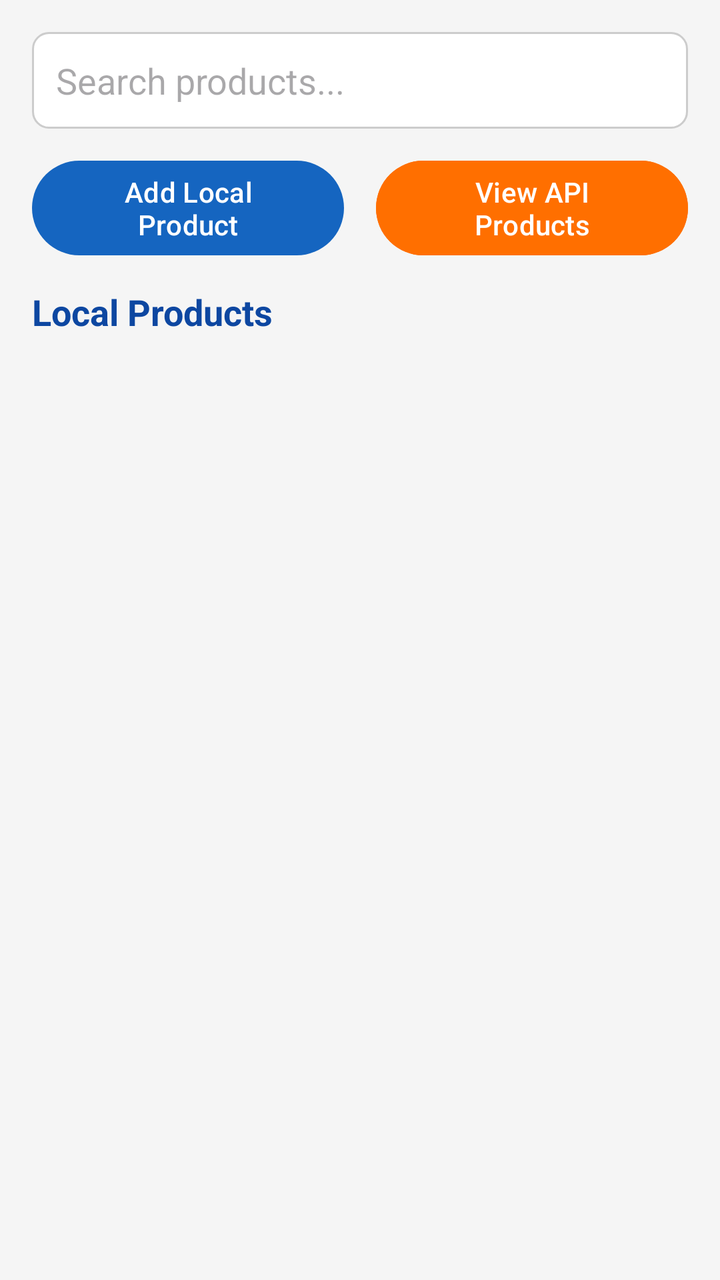
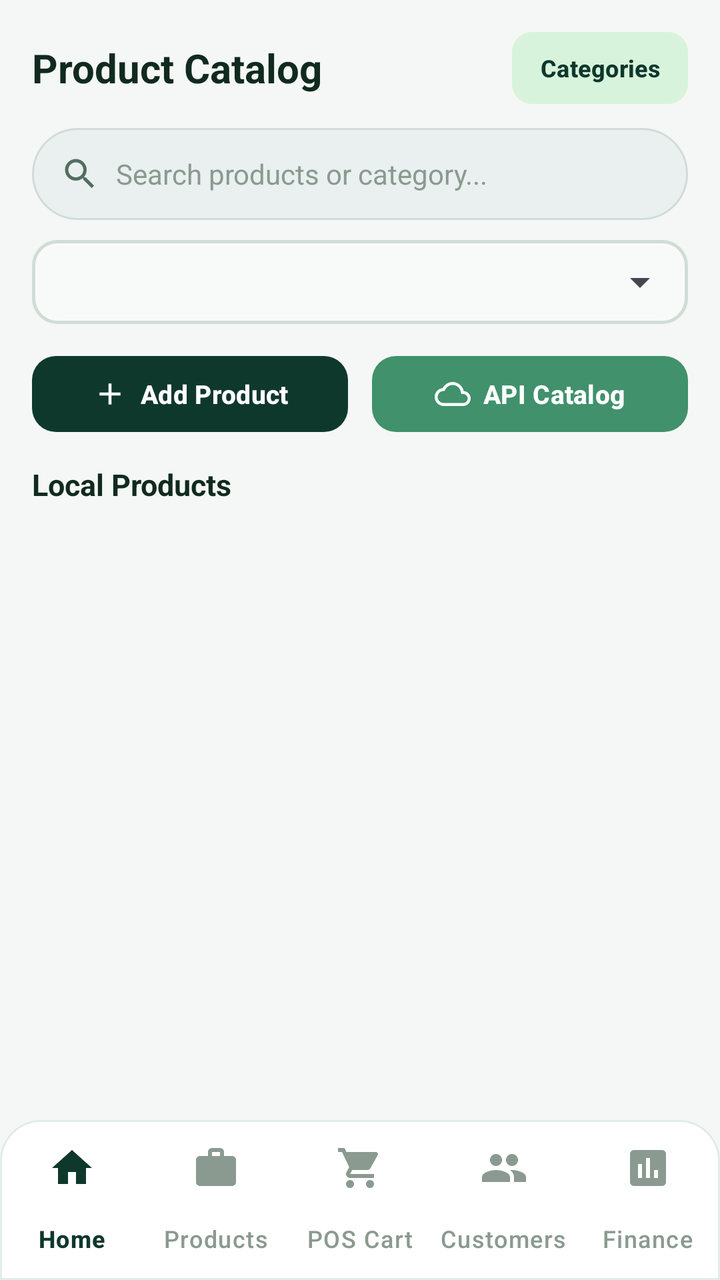

Before-and-after screenshots of an Android layout around one commit, followed by the original layout XML and the change that was made.
<!-- AndroidManifest.xml: application theme Theme.SmartShopManager -->
<!-- res/layout/activity_product.xml -->
<?xml version="1.0" encoding="utf-8"?>
<LinearLayout xmlns:android="http://schemas.android.com/apk/res/android"
    android:layout_width="match_parent"
    android:layout_height="match_parent"
    android:orientation="vertical"
    android:padding="16dp"
    android:background="@color/background">

    
    <EditText
        android:id="@+id/etSearchProduct"
        android:layout_width="match_parent"
        android:layout_height="wrap_content"
        android:hint="Search products..."
        android:inputType="text"
        android:padding="12dp"
        android:background="@drawable/edit_text_bg"
        android:layout_marginBottom="12dp" />

    
    <LinearLayout
        android:layout_width="match_parent"
        android:layout_height="wrap_content"
        android:orientation="horizontal"
        android:layout_marginBottom="12dp">

        <Button
            android:id="@+id/btnAddProduct"
            android:layout_width="0dp"
            android:layout_height="wrap_content"
            android:layout_weight="1"
            android:text="Add Local Product"
            android:layout_marginEnd="8dp" />

        <Button
            android:id="@+id/btnFetchApi"
            android:layout_width="0dp"
            android:layout_height="wrap_content"
            android:layout_weight="1"
            android:text="View API Products"
            android:backgroundTint="@color/accent"
            android:layout_marginStart="8dp" />
    </LinearLayout>

    <TextView
        android:id="@+id/tvSectionTitle"
        android:layout_width="match_parent"
        android:layout_height="wrap_content"
        android:text="Local Products"
        android:textSize="18sp"
        android:textStyle="bold"
        android:textColor="@color/primary_dark"
        android:layout_marginBottom="8dp" />

    <androidx.recyclerview.widget.RecyclerView
        android:id="@+id/recyclerViewProducts"
        android:layout_width="match_parent"
        android:layout_height="match_parent" />

</LinearLayout>
<!-- resources referenced by this layout -->
<resources>
  <color name="accent">#FF6F00</color>
  <color name="background">#F5F5F5</color>
  <color name="primary_dark">#0D47A1</color>
  <!-- drawable edit_text_bg (drawable) -->
  <?xml version="1.0" encoding="utf-8"?>
  <shape xmlns:android="http://schemas.android.com/apk/res/android"
      android:shape="rectangle">
      <solid android:color="@color/card_background" />
      <stroke android:width="1dp" android:color="#CCCCCC" />
      <corners android:radius="8dp" />
  </shape>
  <style name="Theme.SmartShopManager" parent="Theme.Material3.DayNight.NoActionBar">
          <item name="colorPrimary">@color/primary</item>
          <item name="colorPrimaryDark">@color/primary_dark</item>
          <item name="colorSecondary">@color/accent</item>
          <item name="android:windowBackground">@color/background</item>
      </style>
  <color name="primary">#1565C0</color>
  <!-- unchanged entries left out for length: 1 -->
</resources>

<!-- the commit's change to res/layout/activity_product.xml (unified diff, before → after) -->
@@ -1,60 +1,181 @@
 <?xml version="1.0" encoding="utf-8"?>
 <LinearLayout xmlns:android="http://schemas.android.com/apk/res/android"
+    xmlns:app="http://schemas.android.com/apk/res-auto"
     android:layout_width="match_parent"
     android:layout_height="match_parent"
-    android:orientation="vertical"
-    android:padding="16dp"
-    android:background="@color/background">
+    android:background="@color/background"
+    android:orientation="vertical">
 
-    
-    <EditText
-        android:id="@+id/etSearchProduct"
-        android:layout_width="match_parent"
-        android:layout_height="wrap_content"
-        android:hint="Search products..."
-        android:inputType="text"
-        android:padding="12dp"
-        android:background="@drawable/edit_text_bg"
-        android:layout_marginBottom="12dp" />
-
-    
     <LinearLayout
         android:layout_width="match_parent"
-        android:layout_height="wrap_content"
-        android:orientation="horizontal"
-        android:layout_marginBottom="12dp">
+        android:layout_height="0dp"
+        android:layout_weight="1"
+        android:orientation="vertical"
+        android:padding="16dp">
 
-        <Button
-            android:id="@+id/btnAddProduct"
-            android:layout_width="0dp"
+        
+        <LinearLayout
+            android:layout_width="match_parent"
             android:layout_height="wrap_content"
+            android:layout_marginBottom="12dp"
+            android:gravity="center_vertical"
+            android:orientation="horizontal">
+
+            <TextView
+                android:layout_width="0dp"
+                android:layout_height="wrap_content"
+                android:layout_weight="1"
+                android:text="Product Catalog"
+                android:textColor="@color/text_primary"
+                android:textSize="20sp"
+                android:textStyle="bold" />
+
+            <com.google.android.material.button.MaterialButton
+                android:id="@+id/btnManageCategories"
+                style="@style/Widget.Material3.Button.TonalButton"
+                android:layout_width="wrap_content"
+                android:layout_height="36dp"
+                android:insetTop="0dp"
+                android:insetBottom="0dp"
+                android:minHeight="0dp"
+                android:paddingHorizontal="12dp"
+                android:text="Categories"
+                android:textColor="@color/primary"
+                android:textSize="12sp"
+                android:textStyle="bold"
+                app:backgroundTint="@color/mint_badge"
+                app:cornerRadius="10dp" />
+        </LinearLayout>
+
+        
+        <RelativeLayout
+            android:layout_width="match_parent"
+            android:layout_height="46dp"
+            android:layout_marginBottom="10dp">
+
+            <EditText
+                android:id="@+id/etSearchProduct"
+                android:layout_width="match_parent"
+                android:layout_height="match_parent"
+                android:background="@drawable/search_bar_bg"
+                android:hint="Search products or category..."
+                android:inputType="text"
+                android:paddingStart="42dp"
+                android:paddingEnd="16dp"
+                android:textColor="@color/text_primary"
+                android:textColorHint="@color/text_muted"
+                android:textSize="14sp" />
+
+            <ImageView
+                android:layout_width="20dp"
+                android:layout_height="20dp"
+                android:layout_alignParentStart="true"
+                android:layout_centerVertical="true"
+                android:layout_marginStart="14dp"
+                android:contentDescription="Search"
+                android:src="@drawable/ic_search" />
+        </RelativeLayout>
+
+        
+        <FrameLayout
+            android:id="@+id/layoutCategoryFilter"
+            android:layout_width="match_parent"
+            android:layout_height="42dp"
+            android:layout_marginBottom="12dp"
+            android:background="@drawable/edit_text_bg">
+
+            <Spinner
+                android:id="@+id/spinnerFilterCategory"
+                android:layout_width="match_parent"
+                android:layout_height="match_parent"
+                android:paddingHorizontal="10dp" />
+        </FrameLayout>
+
+        
+        <LinearLayout
+            android:id="@+id/layoutProductActions"
+            android:layout_width="match_parent"
+            android:layout_height="wrap_content"
+            android:layout_marginBottom="12dp"
+            android:orientation="horizontal">
+
+            <com.google.android.material.button.MaterialButton
+                android:id="@+id/btnAddProduct"
+                android:layout_width="0dp"
+                android:layout_height="46dp"
+                android:layout_marginEnd="6dp"
+                android:layout_weight="1"
+                android:text="Add Product"
+                android:textSize="13sp"
+                android:textStyle="bold"
+                app:backgroundTint="@color/primary"
+                app:cornerRadius="12dp"
+                app:icon="@drawable/ic_add"
+                app:iconGravity="textStart"
+                app:iconPadding="6dp"
+                app:iconTint="@color/white" />
+
+            <com.google.android.material.button.MaterialButton
+                android:id="@+id/btnFetchApi"
+                android:layout_width="0dp"
+                android:layout_height="46dp"
+                android:layout_marginStart="6dp"
+                android:layout_weight="1"
+                android:text="API Catalog"
+                android:textSize="13sp"
+                android:textStyle="bold"
+                app:backgroundTint="@color/accent"
+                app:cornerRadius="12dp"
+                app:icon="@drawable/ic_api"
+                app:iconGravity="textStart"
+                app:iconPadding="6dp"
+                app:iconTint="@color/white" />
+        </LinearLayout>
+
+        <TextView
+            android:id="@+id/tvSectionTitle"
+            android:layout_width="match_parent"
+            android:layout_height="wrap_content"
+            android:layout_marginBottom="8dp"
+            android:text="Local Products"
+            android:textColor="@color/text_primary"
+            android:textSize="15sp"
+            android:textStyle="bold" />
+
+        <TextView
+            android:id="@+id/tvEmptyProducts"
+            android:layout_width="match_parent"
+            android:layout_height="wrap_content"
+            android:gravity="center"
+            android:padding="24dp"
+            android:text="No products found."
+            android:textColor="@color/text_muted"
+            android:textSize="14sp"
+            android:visibility="gone" />
+
+        <androidx.recyclerview.widget.RecyclerView
+            android:id="@+id/recyclerViewProducts"
+            android:layout_width="match_parent"
+            android:layout_height="0dp"
             android:layout_weight="1"
-            android:text="Add Local Product"
-            android:layout_marginEnd="8dp" />
-
-        <Button
-            android:id="@+id/btnFetchApi"
-            android:layout_width="0dp"
-            android:layout_height="wrap_content"
-            android:layout_weight="1"
-            android:text="View API Products"
-            android:backgroundTint="@color/accent"
-            android:layout_marginStart="8dp" />
+            android:clipToPadding="false"
+            android:paddingBottom="8dp" />
     </LinearLayout>
 
-    <TextView
-        android:id="@+id/tvSectionTitle"
-        android:layout_width="match_parent"
-        android:layout_height="wrap_content"
-        android:text="Local Products"
-        android:textSize="18sp"
-        android:textStyle="bold"
-        android:textColor="@color/primary_dark"
-        android:layout_marginBottom="8dp" />
-
-    <androidx.recyclerview.widget.RecyclerView
-        android:id="@+id/recyclerViewProducts"
-        android:layout_width="match_parent"
-        android:layout_height="match_parent" />
+    <include layout="@layout/layout_bottom_nav" />
 
 </LinearLayout>
+<!-- res/layout/layout_bottom_nav.xml (included above) -->
+<?xml version="1.0" encoding="utf-8"?>
+<com.google.android.material.bottomnavigation.BottomNavigationView xmlns:android="http://schemas.android.com/apk/res/android"
+    xmlns:app="http://schemas.android.com/apk/res-auto"
+    android:id="@+id/bottomNavigation"
+    android:layout_width="match_parent"
+    android:layout_height="wrap_content"
+    android:background="@drawable/bottom_nav_bg"
+    android:elevation="8dp"
+    app:itemActiveIndicatorStyle="@null"
+    app:itemIconTint="@color/bottom_nav_color_state"
+    app:itemTextColor="@color/bottom_nav_color_state"
+    app:labelVisibilityMode="labeled"
+    app:menu="@menu/bottom_nav_menu" />
<!-- resource entries referenced after the edit -->
@@ -1,23 +1,95 @@
 <!-- resources referenced by this layout -->
 <resources>
-  <color name="accent">#FF6F00</color>
-  <color name="background">#F5F5F5</color>
-  <color name="primary_dark">#0D47A1</color>
+  <color name="accent">#40916C</color>
+  <color name="background">#F4F7F5</color>
+  <color name="mint_badge">#D8F3DC</color>
+  <color name="primary_dark">#08271E</color>
+  <style name="RoundedAlertDialogTheme" parent="ThemeOverlay.Material3.MaterialAlertDialog">
+          <item name="shapeAppearanceOverlay">@style/ShapeAppearance.App.MediumComponent</item>
+          <item name="android:background">@drawable/dialog_bg</item>
+      </style>
+  <style name="ShapeAppearance.App.MediumComponent" parent="ShapeAppearance.Material3.MediumComponent">
+          <item name="cornerSize">20dp</item>
+      </style>
+  <!-- drawable dialog_bg (drawable) -->
+  <?xml version="1.0" encoding="utf-8"?>
+  <shape xmlns:android="http://schemas.android.com/apk/res/android"
+      android:shape="rectangle">
+      <solid android:color="@color/card_background" />
+      <corners android:radius="20dp" />
+  </shape>
   <!-- drawable edit_text_bg (drawable) -->
   <?xml version="1.0" encoding="utf-8"?>
   <shape xmlns:android="http://schemas.android.com/apk/res/android"
       android:shape="rectangle">
-      <solid android:color="@color/card_background" />
-      <stroke android:width="1dp" android:color="#CCCCCC" />
-      <corners android:radius="8dp" />
+      <solid android:color="@color/input_background" />
+      <stroke android:width="1.5dp" android:color="#D0DDD6" />
+      <corners android:radius="12dp" />
+  </shape>
+  <!-- drawable ic_add (drawable) -->
+  <vector xmlns:android="http://schemas.android.com/apk/res/android"
+      android:width="24dp"
+      android:height="24dp"
+      android:viewportWidth="24"
+      android:viewportHeight="24">
+    <path
+        android:fillColor="#FFFFFFFF"
+        android:pathData="M19,13h-6v6h-2v-6H5v-2h6V5h2v6h6v2z"/>
+  </vector>
+  <!-- drawable ic_api (drawable) -->
+  <vector xmlns:android="http://schemas.android.com/apk/res/android"
+      android:width="24dp"
+      android:height="24dp"
+      android:viewportWidth="24"
+      android:viewportHeight="24">
+    <path
+        android:fillColor="#FFFFFFFF"
+        android:pathData="M19.35,10.04C18.67,6.59 15.64,4 12,4 9.11,4 6.6,5.64 5.35,8.04 2.34,8.36 0,10.91 0,14c0,3.31 2.69,6 6,6h13c2.76,0 5,-2.24 5,-5 0,-2.64 -2.05,-4.78 -4.65,-4.96zM19,18H6c-2.21,0 -4,-1.79 -4,-4 0,-2.05 1.53,-3.76 3.56,-3.97l1.07,-0.11 0.5,-0.95C8.08,7.14 9.94,6 12,6c2.62,0 4.88,1.86 5.39,4.43l0.3,1.5 1.53,0.11c1.56,0.1 2.78,1.41 2.78,2.96 0,1.65 -1.35,3 -3,3z"/>
+  </vector>
+  <!-- drawable ic_search (drawable) -->
+  <vector xmlns:android="http://schemas.android.com/apk/res/android"
+      android:width="24dp"
+      android:height="24dp"
+      android:viewportWidth="24"
+      android:viewportHeight="24">
+    <path
+        android:fillColor="#FF526E60"
+        android:pathData="M15.5,14h-0.79l-0.28,-0.27C15.41,12.59 16,11.11 16,9.5 16,5.91 13.09,3 9.5,3S3,5.91 3,9.5 5.91,16 9.5,16c1.61,0 3.09,-0.59 4.23,-1.57l0.27,0.28v0.79l5,4.99L20.49,19l-4.99,-5zm-6,0C7.01,14 5,11.99 5,9.5S7.01,5 9.5,5 14,7.01 14,9.5 11.99,14 9.5,14z"/>
+  </vector>
+  <!-- drawable search_bar_bg (drawable) -->
+  <?xml version="1.0" encoding="utf-8"?>
+  <shape xmlns:android="http://schemas.android.com/apk/res/android"
+      android:shape="rectangle">
+      <solid android:color="#EAEFEF" />
+      <stroke android:width="1dp" android:color="#D0DDD6" />
+      <corners android:radius="24dp" />
   </shape>
   <style name="Theme.SmartShopManager" parent="Theme.Material3.DayNight.NoActionBar">
           <item name="colorPrimary">@color/primary</item>
           <item name="colorPrimaryDark">@color/primary_dark</item>
           <item name="colorSecondary">@color/accent</item>
           <item name="android:windowBackground">@color/background</item>
+          <item name="colorSurface">@color/card_background</item>
+  
+          
+          <item name="alertDialogTheme">@style/RoundedAlertDialogTheme</item>
+          <item name="materialAlertDialogTheme">@style/RoundedAlertDialogTheme</item>
       </style>
-  <color name="primary">#1565C0</color>
+  <color name="input_background">#F8FAF9</color>
+  <color name="primary">#0F382C</color>
+  <color name="text_muted">#8A9A90</color>
+  <color name="text_primary">#112A20</color>
+  <color name="white">#FFFFFF</color>
+  <!-- drawable bottom_nav_bg (drawable) -->
+  <?xml version="1.0" encoding="utf-8"?>
+  <shape xmlns:android="http://schemas.android.com/apk/res/android"
+      android:shape="rectangle">
+      <solid android:color="@color/card_background" />
+      <corners
+          android:topLeftRadius="20dp"
+          android:topRightRadius="20dp" />
+      <stroke android:width="1dp" android:color="#E2ECE9" />
+  </shape>
   <!-- unchanged entries left out for length: 1 -->
 </resources>
 
